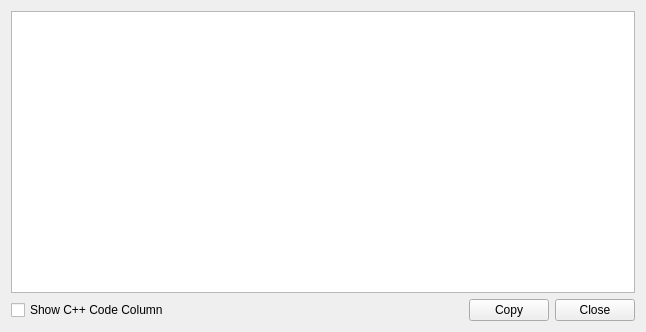
8bitbuddhist/PixelMaestro-Studio, file src/dialog/cueinterpreterdialog.ui: the form before one commit.
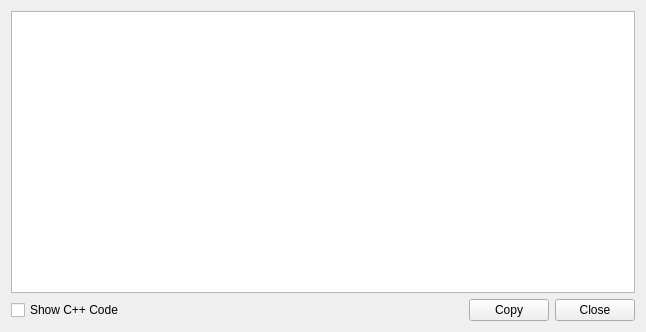
The form after the commit.

Patch:
```diff
--- a/src/dialog/cueinterpreterdialog.ui
+++ b/src/dialog/cueinterpreterdialog.ui
@@ -25,7 +25,7 @@
         <string>Displays C++ code for each Cue</string>
        </property>
        <property name="text">
-        <string>Show C++ Code Column</string>
+        <string>Show C++ Code</string>
        </property>
       </widget>
      </item>
```
